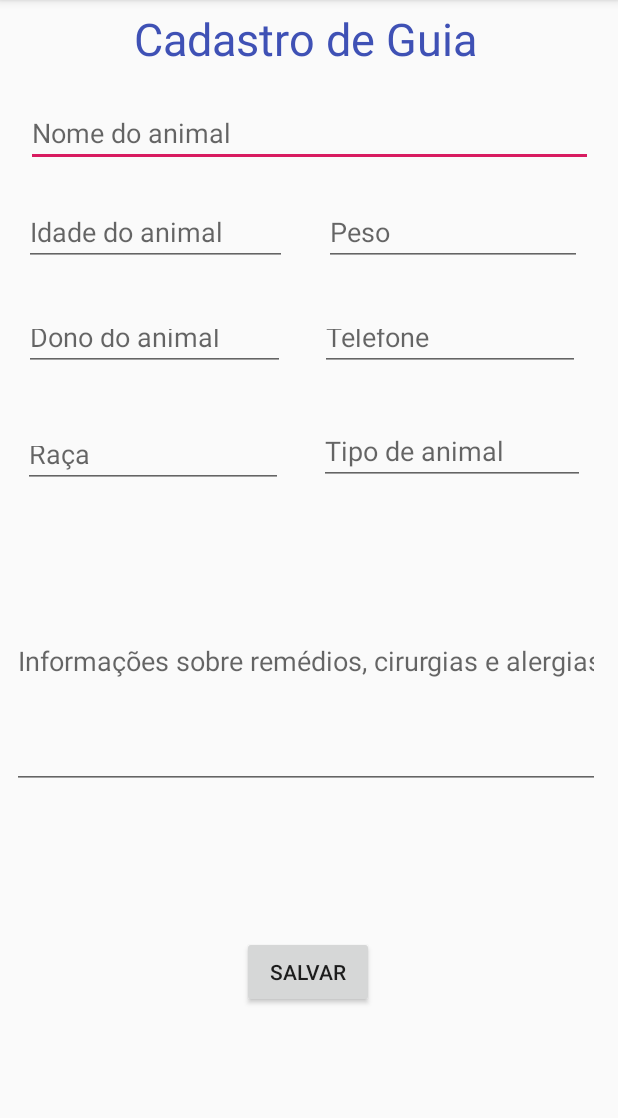
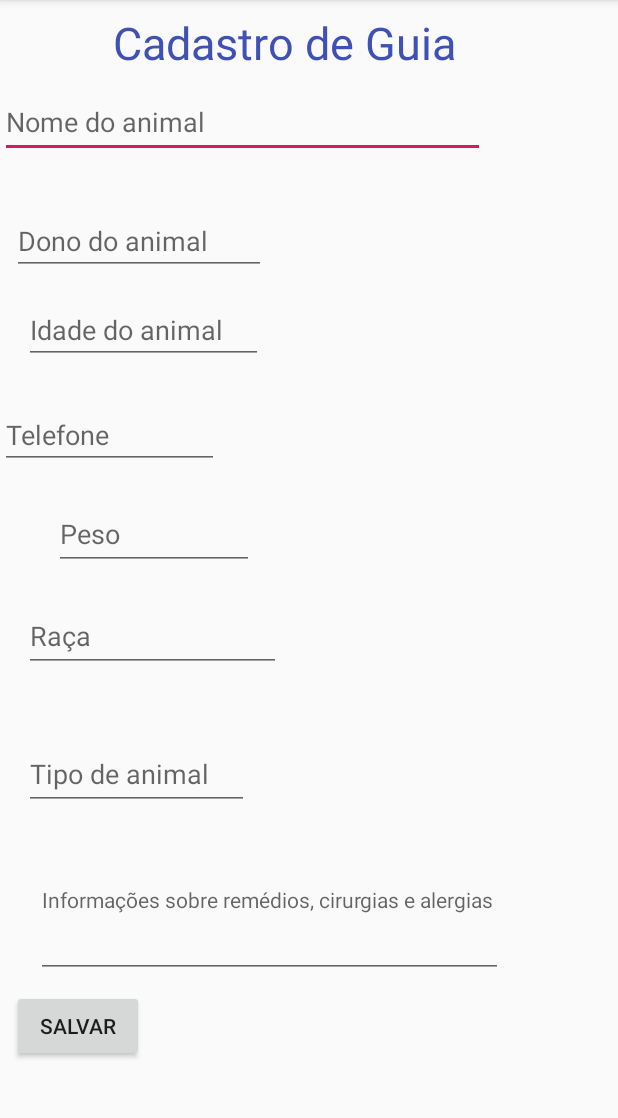
Before and after one commit to paulabicca/ProjetoFinalDispositivosMoveis, an Android app: the Cadastro screen opened directly, with no data from a screen before it, on a phone screen of 412 x 824 dp, the part 84-1202 px from its top. Run offline under Robolectric (Android 15) with nearby library versions, the phone set to English and light mode, and no system bars; our stand-ins replace Firebase (no records; nobody signed in at launch, a user with empty details on screens opened directly).

Commit message:
reajuste de layuot

```diff
--- a/app/src/main/res/layout/activity_cadastro.xml
+++ b/app/src/main/res/layout/activity_cadastro.xml
@@ -6,127 +6,120 @@
     android:layout_height="match_parent"
     tools:context=".Cadastro">
 
-    <EditText
-        android:id="@+id/etNomeAnimal"
-        android:layout_width="378dp"
-        android:layout_height="42dp"
-        android:layout_marginStart="8dp"
-        android:layout_marginLeft="8dp"
-        android:layout_marginTop="24dp"
-        android:ems="10"
-        android:hint="Nome do animal"
-        android:inputType="textPersonName"
-        app:layout_constraintEnd_toEndOf="parent"
-        app:layout_constraintHorizontal_bias="0.36"
-        app:layout_constraintStart_toStartOf="parent"
-        app:layout_constraintTop_toBottomOf="@+id/tvTituloCadastro" />
+    <LinearLayout
+        android:layout_width="wrap_content"
+        android:layout_height="wrap_content"
+        android:orientation="vertical">
 
-    <EditText
-        android:id="@+id/etDonoAnimal"
-        android:layout_width="174dp"
-        android:layout_height="38dp"
-        android:layout_marginStart="16dp"
-        android:layout_marginTop="32dp"
-        android:layout_marginEnd="8dp"
-        android:ems="10"
-        android:hint="Dono do animal"
-        android:inputType="textPersonName"
-        app:layout_constraintEnd_toEndOf="parent"
-        app:layout_constraintHorizontal_bias="0.0"
-        app:layout_constraintStart_toStartOf="parent"
-        app:layout_constraintTop_toBottomOf="@+id/etIdadeAnimal2" />
-
-    <EditText
-        android:id="@+id/etIdadeAnimal2"
-        android:layout_width="175dp"
-        android:layout_height="42dp"
-        android:layout_marginStart="16dp"
-        android:layout_marginTop="24dp"
-        android:ems="10"
-        android:hint="Idade do animal"
-        android:inputType="textPersonName"
-        app:layout_constraintStart_toStartOf="parent"
-        app:layout_constraintTop_toBottomOf="@+id/etNomeAnimal" />
+            <LinearLayout
+                android:layout_width="wrap_content"
+                android:layout_height="wrap_content"
+                android:orientation="vertical">
 
                 <TextView
                     android:id="@+id/tvTituloCadastro"
-        android:layout_width="416dp"
-        android:layout_height="40dp"
-        android:layout_marginStart="8dp"
+                    android:layout_width="291dp"
+                    android:layout_height="42dp"
+                    android:layout_marginStart="44dp"
+                    android:layout_marginTop="8dp"
                     android:layout_marginEnd="8dp"
                     android:layout_marginBottom="8dp"
                     android:gravity="clip_vertical|center_horizontal"
                     android:text="Cadastro de Guia"
+                    android:textAlignment="center"
                     android:textColor="#3F51B5"
-        android:textSize="30dp"
-        app:layout_constraintBottom_toBottomOf="parent"
-        app:layout_constraintEnd_toEndOf="parent"
-        app:layout_constraintHorizontal_bias="0.688"
-        app:layout_constraintStart_toStartOf="parent"
-        app:layout_constraintTop_toTopOf="parent"
-        app:layout_constraintVertical_bias="0.007" />
+                    android:textSize="30dp" />
+
+            </LinearLayout>
+
+        <LinearLayout
+            android:layout_width="wrap_content"
+            android:layout_height="wrap_content"
+            android:orientation="vertical">
+
+            <EditText
+                android:id="@+id/etNomeAnimal"
+                android:layout_width="323dp"
+                android:layout_height="47dp"
+                android:layout_marginEnd="16dp"
+                android:layout_marginBottom="36dp"
+                android:ems="10"
+                android:hint="Nome do animal"
+                android:inputType="textPersonName"/>
+
+            <EditText
+                android:id="@+id/etDonoAnimal"
+                android:layout_width="169dp"
+                android:layout_height="42dp"
+                android:layout_marginStart="8dp"
+                android:layout_marginEnd="8dp"
+                android:layout_marginBottom="16dp"
+                android:ems="10"
+                android:hint="Dono do animal"
+                android:inputType="textPersonName" />
+
+            <EditText
+                android:id="@+id/etIdadeAnimal2"
+                android:layout_width="159dp"
+                android:layout_height="43dp"
+                android:layout_marginStart="16dp"
+                android:layout_marginBottom="28dp"
+                android:ems="10"
+                android:hint="Idade do animal" />
+
 
             <EditText
                 android:id="@+id/etTelefone"
-        android:layout_width="173dp"
-        android:layout_height="38dp"
-        android:layout_marginStart="8dp"
-        android:layout_marginLeft="8dp"
-        android:layout_marginTop="32dp"
-        android:layout_marginEnd="8dp"
-        android:layout_marginRight="8dp"
+                android:layout_width="146dp"
+                android:layout_height="42dp"
+                android:layout_marginEnd="12dp"
+                android:layout_marginBottom="20dp"
                 android:ems="10"
                 android:hint="Telefone"
-        android:inputType="phone"
-        app:layout_constraintEnd_toEndOf="parent"
-        app:layout_constraintHorizontal_bias="0.468"
-        app:layout_constraintStart_toEndOf="@+id/etDonoAnimal"
-        app:layout_constraintTop_toBottomOf="@+id/etIdadeAnimal2" />
+                android:inputType="phone" />
 
             <EditText
                 android:id="@+id/etPeso"
-        android:layout_width="172dp"
-        android:layout_height="41dp"
-        android:layout_marginStart="8dp"
-        android:layout_marginLeft="8dp"
-        android:layout_marginEnd="8dp"
-        android:layout_marginRight="8dp"
-        android:layout_marginBottom="8dp"
+                android:layout_width="133dp"
+                android:layout_height="47dp"
+                android:layout_marginStart="36dp"
+                android:layout_marginBottom="20dp"
                 android:ems="10"
                 android:hint="Peso"
-        android:inputType="textPersonName"
-        app:layout_constraintBottom_toTopOf="@+id/etTelefone"
-        app:layout_constraintEnd_toEndOf="parent"
-        app:layout_constraintStart_toEndOf="@+id/etIdadeAnimal2"
-        app:layout_constraintTop_toBottomOf="@+id/etNomeAnimal" />
+                android:inputType="textPersonName" />
 
             <EditText
                 android:id="@+id/etRaca"
-        android:layout_width="173dp"
-        android:layout_height="38dp"
-        android:layout_marginStart="8dp"
-        android:layout_marginLeft="8dp"
-        android:layout_marginTop="40dp"
+                android:layout_width="171dp"
+                android:layout_height="48dp"
+                android:layout_marginStart="16dp"
+                android:layout_marginBottom="44dp"
                 android:ems="10"
                 android:hint="Raça"
-        android:inputType="textPersonName"
-        app:layout_constraintEnd_toEndOf="parent"
-        app:layout_constraintHorizontal_bias="0.032"
-        app:layout_constraintStart_toStartOf="parent"
-        app:layout_constraintTop_toBottomOf="@+id/etDonoAnimal" />
+                android:inputType="textPersonName" />
 
             <EditText
                 android:id="@+id/etTipoAnimal"
-        android:layout_width="177dp"
-        android:layout_height="40dp"
-        android:layout_marginStart="24dp"
-        android:layout_marginLeft="24dp"
-        android:layout_marginTop="36dp"
+                android:layout_width="150dp"
+                android:layout_height="48dp"
+                android:layout_marginStart="16dp"
+                android:layout_marginEnd="8dp"
                 android:ems="10"
                 android:hint="Tipo de animal"
+                android:inputType="textPersonName" />
+
+            <EditText
+                android:id="@+id/etInformacoes"
+                android:layout_width="311dp"
+                android:layout_height="104dp"
+                android:layout_marginStart="24dp"
+                android:layout_marginTop="8dp"
+                android:layout_marginEnd="8dp"
+                android:layout_marginBottom="8dp"
+                android:ems="10"
+                android:hint="Informações sobre remédios, cirurgias e alergias"
                 android:inputType="textPersonName"
-        app:layout_constraintStart_toEndOf="@+id/etRaca"
-        app:layout_constraintTop_toBottomOf="@+id/etTelefone" />
+                android:textSize="14dp" />
 
             <Button
                 android:id="@+id/btSalvar"
@@ -134,26 +127,15 @@
                 android:layout_height="wrap_content"
                 android:layout_marginStart="8dp"
                 android:layout_marginEnd="8dp"
-        android:layout_marginBottom="96dp"
-        android:text="Salvar"
-        app:layout_constraintBottom_toBottomOf="parent"
-        app:layout_constraintEnd_toEndOf="parent"
-        app:layout_constraintHorizontal_bias="0.498"
-        app:layout_constraintStart_toStartOf="parent" />
+                android:layout_marginBottom="48dp"
+                android:text="Salvar" />
 
-    <EditText
-        android:id="@+id/etInformacoes"
-        android:layout_width="392dp"
-        android:layout_height="170dp"
-        android:layout_marginStart="8dp"
-        android:layout_marginTop="8dp"
-        android:layout_marginBottom="8dp"
-        android:ems="10"
-        android:hint="Informações sobre remédios, cirurgias e alergias"
-        android:inputType="textPersonName"
-        app:layout_constraintBottom_toTopOf="@+id/btSalvar"
-        app:layout_constraintStart_toStartOf="parent"
-        app:layout_constraintTop_toBottomOf="@+id/etTipoAnimal"
-        app:layout_constraintVertical_bias="0.215" />
+
+        </LinearLayout>
+
+
+    </LinearLayout>
+
+
 
 </android.support.constraint.ConstraintLayout>
```
Lines whose indentation alone changed are shown as unchanged.
